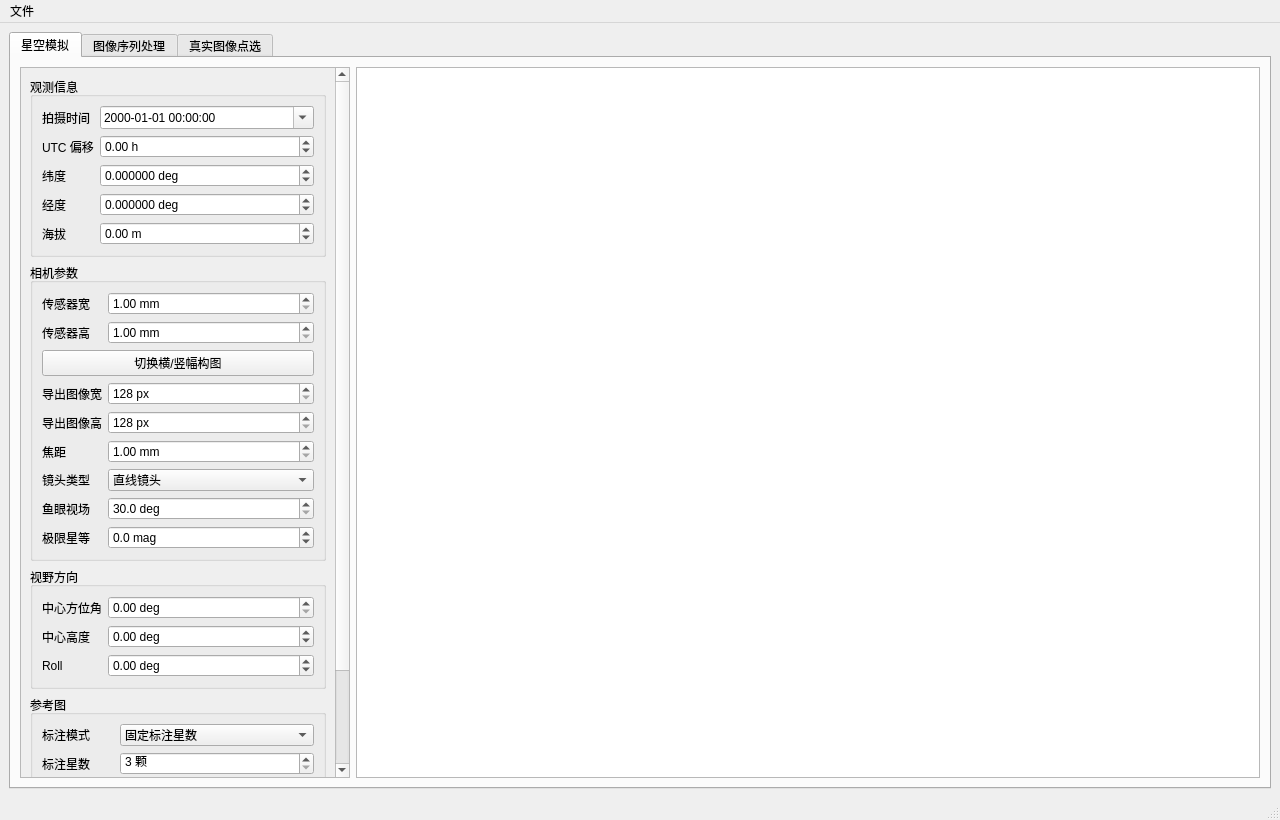
Qt form meteoalign/ui/main_window.ui (HG731GZ/HGMeteoTool) before a commit.
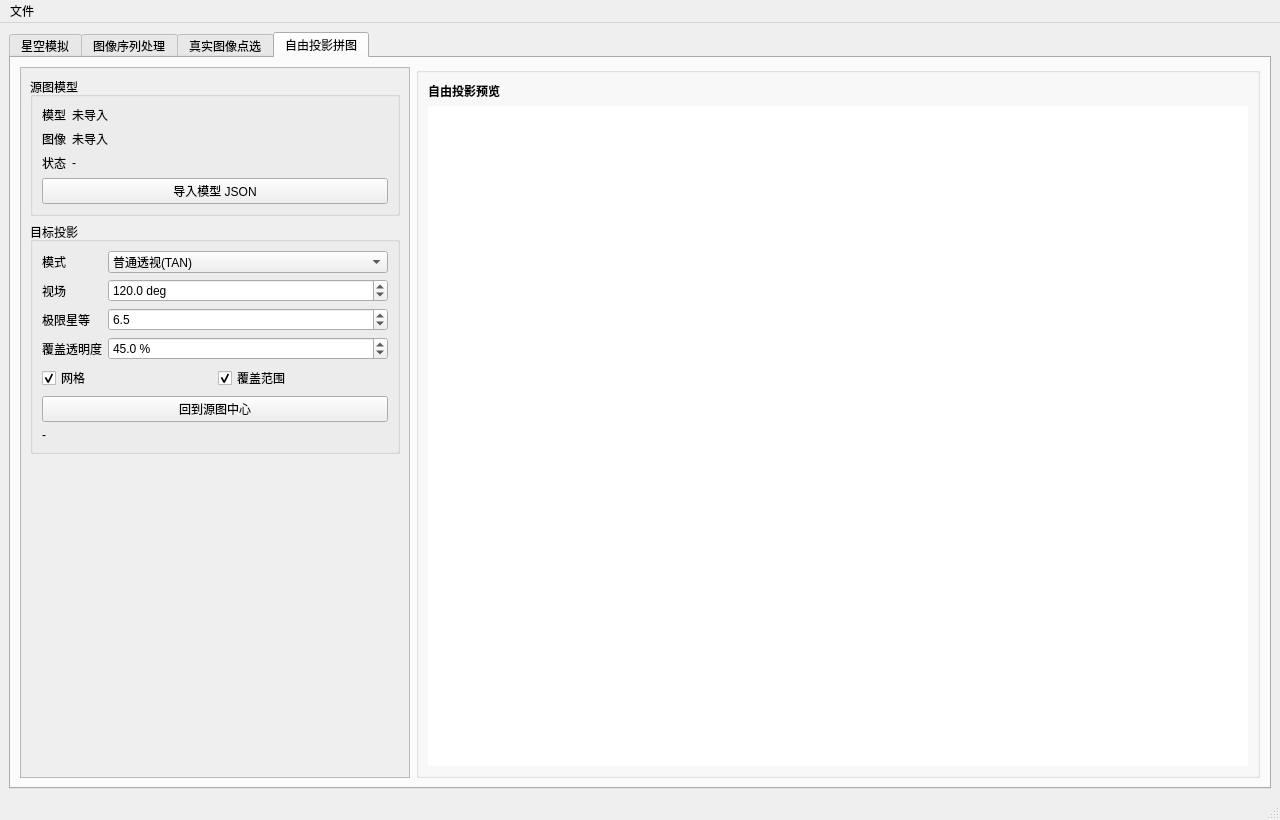
The same form after that commit. The open tabs and pages were chosen to show the change.

Commit message: 添加显示图片覆盖天球的功能

Diff of the .ui file:
```diff
--- a/meteoalign/ui/main_window.ui
+++ b/meteoalign/ui/main_window.ui
@@ -1621,13 +1621,392 @@
               <property name="resizeAnchor">
                <enum>QGraphicsView::AnchorViewCenter</enum>
               </property>
+	             </widget>
+	       </item>
+	      </layout>
+	     </widget>
+         </widget>
+        </item>
+       </layout>
+      </widget>
+	      <widget class="QWidget" name="tabFreeSkyMosaic">
+       <attribute name="title">
+        <string>自由投影拼图</string>
+       </attribute>
+       <layout class="QHBoxLayout" name="horizontalLayoutMosaic">
+        <item>
+         <widget class="QScrollArea" name="scrollAreaMosaicControls">
+          <property name="minimumSize">
+           <size>
+            <width>350</width>
+            <height>0</height>
+           </size>
+          </property>
+          <property name="maximumSize">
+           <size>
+            <width>390</width>
+            <height>16777215</height>
+           </size>
+          </property>
+          <property name="widgetResizable">
+           <bool>true</bool>
+          </property>
+          <property name="horizontalScrollBarPolicy">
+           <enum>Qt::ScrollBarAlwaysOff</enum>
+          </property>
+          <widget class="QWidget" name="widgetMosaicSidePanel">
+           <property name="geometry">
+            <rect>
+             <x>0</x>
+             <y>0</y>
+             <width>360</width>
+             <height>760</height>
+            </rect>
+           </property>
+           <layout class="QVBoxLayout" name="verticalLayoutMosaicSidePanel">
+            <item>
+             <widget class="QGroupBox" name="groupBoxMosaicSourceModel">
+              <property name="title">
+               <string>源图模型</string>
+              </property>
+              <layout class="QVBoxLayout" name="verticalLayoutMosaicSourceModel">
+               <item>
+                <layout class="QFormLayout" name="formLayoutMosaicSourceModel">
+                 <item row="0" column="0">
+                  <widget class="QLabel" name="labelMosaicModelPathTitle">
+                   <property name="text">
+                    <string>模型</string>
+                   </property>
+                  </widget>
+                 </item>
+                 <item row="0" column="1">
+                  <widget class="QLabel" name="labelMosaicModelPath">
+                   <property name="sizePolicy">
+                    <sizepolicy hsizetype="Ignored" vsizetype="Preferred">
+                     <horstretch>0</horstretch>
+                     <verstretch>0</verstretch>
+                    </sizepolicy>
+                   </property>
+                   <property name="text">
+                    <string>未导入</string>
+                   </property>
+                   <property name="wordWrap">
+                    <bool>false</bool>
+                   </property>
+                  </widget>
+                 </item>
+                 <item row="1" column="0">
+                  <widget class="QLabel" name="labelMosaicSourceImageTitle">
+                   <property name="text">
+                    <string>图像</string>
+                   </property>
+                  </widget>
+                 </item>
+                 <item row="1" column="1">
+                  <widget class="QLabel" name="labelMosaicSourceImage">
+                   <property name="sizePolicy">
+                    <sizepolicy hsizetype="Ignored" vsizetype="Preferred">
+                     <horstretch>0</horstretch>
+                     <verstretch>0</verstretch>
+                    </sizepolicy>
+                   </property>
+                   <property name="text">
+                    <string>未导入</string>
+                   </property>
+                   <property name="wordWrap">
+                    <bool>false</bool>
+                   </property>
+                  </widget>
+                 </item>
+                 <item row="2" column="0">
+                  <widget class="QLabel" name="labelMosaicModelInfoTitle">
+                   <property name="text">
+                    <string>状态</string>
+                   </property>
+                  </widget>
+                 </item>
+                 <item row="2" column="1">
+                  <widget class="QLabel" name="labelMosaicModelInfo">
+                   <property name="sizePolicy">
+                    <sizepolicy hsizetype="Ignored" vsizetype="Preferred">
+                     <horstretch>0</horstretch>
+                     <verstretch>0</verstretch>
+                    </sizepolicy>
+                   </property>
+                   <property name="text">
+                    <string>-</string>
+                   </property>
+                   <property name="wordWrap">
+                    <bool>false</bool>
+                   </property>
+                  </widget>
+                 </item>
+                </layout>
+               </item>
+               <item>
+                <widget class="QPushButton" name="pushButtonImportMosaicModel">
+                 <property name="text">
+                  <string>导入模型 JSON</string>
+                 </property>
+                </widget>
+               </item>
+              </layout>
              </widget>
             </item>
+            <item>
+             <widget class="QGroupBox" name="groupBoxMosaicProjection">
+              <property name="title">
+               <string>目标投影</string>
+              </property>
+              <layout class="QVBoxLayout" name="verticalLayoutMosaicProjection">
+               <item>
+                <layout class="QFormLayout" name="formLayoutMosaicProjection">
+                 <item row="0" column="0">
+                  <widget class="QLabel" name="labelMosaicProjection">
+                   <property name="text">
+                    <string>模式</string>
+                   </property>
+                  </widget>
+                 </item>
+                 <item row="0" column="1">
+                  <widget class="QComboBox" name="comboBoxMosaicProjection">
+                   <item>
+                    <property name="text">
+                     <string>普通透视(TAN)</string>
+                    </property>
+                   </item>
+                   <item>
+                    <property name="text">
+                     <string>等距鱼眼(ARC)</string>
+                    </property>
+                   </item>
+                   <item>
+                    <property name="text">
+                     <string>等立体角鱼眼(ZEA)</string>
+                    </property>
+                   </item>
+                   <item>
+                    <property name="text">
+                     <string>墨卡托(MER)</string>
+                    </property>
+                   </item>
+                   <item>
+                    <property name="text">
+                     <string>等距圆柱(CAR)</string>
+                    </property>
+                   </item>
+                  </widget>
+                 </item>
+                 <item row="1" column="0">
+                  <widget class="QLabel" name="labelMosaicFov">
+                   <property name="text">
+                    <string>视场</string>
+                   </property>
+                  </widget>
+                 </item>
+                 <item row="1" column="1">
+                  <widget class="QDoubleSpinBox" name="doubleSpinBoxMosaicFov">
+                   <property name="decimals">
+                    <number>1</number>
+                   </property>
+                   <property name="minimum">
+                    <double>5.000000000000000</double>
+                   </property>
+                   <property name="maximum">
+                    <double>360.000000000000000</double>
+                   </property>
+                   <property name="singleStep">
+                    <double>5.000000000000000</double>
+                   </property>
+                   <property name="value">
+                    <double>120.000000000000000</double>
+                   </property>
+                   <property name="suffix">
+                    <string> deg</string>
+                   </property>
+                  </widget>
+                 </item>
+                 <item row="2" column="0">
+                  <widget class="QLabel" name="labelMosaicMagLimit">
+                   <property name="text">
+                    <string>极限星等</string>
+                   </property>
+                  </widget>
+                 </item>
+                 <item row="2" column="1">
+                  <widget class="QDoubleSpinBox" name="doubleSpinBoxMosaicMagLimit">
+                   <property name="decimals">
+                    <number>1</number>
+                   </property>
+                   <property name="minimum">
+                    <double>-2.000000000000000</double>
+                   </property>
+                   <property name="maximum">
+                    <double>9.000000000000000</double>
+                   </property>
+                   <property name="singleStep">
+                    <double>0.500000000000000</double>
+                   </property>
+                   <property name="value">
+                    <double>6.500000000000000</double>
+                   </property>
+                  </widget>
+                 </item>
+                 <item row="3" column="0">
+                  <widget class="QLabel" name="labelMosaicCoverageOpacity">
+                   <property name="text">
+                    <string>覆盖透明度</string>
+                   </property>
+                  </widget>
+                 </item>
+                 <item row="3" column="1">
+                  <widget class="QDoubleSpinBox" name="doubleSpinBoxMosaicCoverageOpacity">
+                   <property name="decimals">
+                    <number>1</number>
+                   </property>
+                   <property name="minimum">
+                    <double>0.000000000000000</double>
+                   </property>
+                   <property name="maximum">
+                    <double>100.000000000000000</double>
+                   </property>
+                   <property name="singleStep">
+                    <double>5.000000000000000</double>
+                   </property>
+                   <property name="value">
+                    <double>45.000000000000000</double>
+                   </property>
+                   <property name="suffix">
+                    <string> %</string>
+                   </property>
+                  </widget>
+                 </item>
+                </layout>
+               </item>
+               <item>
+                <layout class="QHBoxLayout" name="horizontalLayoutMosaicToggles">
+                 <item>
+                  <widget class="QCheckBox" name="checkBoxMosaicShowGrid">
+                   <property name="text">
+                    <string>网格</string>
+                   </property>
+                   <property name="checked">
+                    <bool>true</bool>
+                   </property>
+                  </widget>
+                 </item>
+                 <item>
+                  <widget class="QCheckBox" name="checkBoxMosaicShowCoverage">
+                   <property name="text">
+                    <string>覆盖范围</string>
+                   </property>
+                   <property name="checked">
+                    <bool>true</bool>
+                   </property>
+                  </widget>
+                 </item>
+                </layout>
+               </item>
+               <item>
+                <widget class="QPushButton" name="pushButtonResetMosaicView">
+                 <property name="text">
+                  <string>回到源图中心</string>
+                 </property>
+                </widget>
+               </item>
+               <item>
+                <widget class="QLabel" name="labelMosaicViewInfo">
+                 <property name="sizePolicy">
+                  <sizepolicy hsizetype="Ignored" vsizetype="Preferred">
+                   <horstretch>0</horstretch>
+                   <verstretch>0</verstretch>
+                  </sizepolicy>
+                 </property>
+                 <property name="text">
+                  <string>-</string>
+                 </property>
+                 <property name="wordWrap">
+                  <bool>false</bool>
+                 </property>
+                </widget>
+               </item>
+              </layout>
+             </widget>
+            </item>
+            <item>
+             <spacer name="verticalSpacerMosaicSidePanel">
+              <property name="orientation">
+               <enum>Qt::Vertical</enum>
+              </property>
+              <property name="sizeHint" stdset="0">
+               <size>
+                <width>20</width>
+                <height>40</height>
+               </size>
+              </property>
+             </spacer>
+            </item>
            </layout>
           </widget>
          </widget>
         </item>
-       </layout>
+        <item>
+         <widget class="QGroupBox" name="groupBoxMosaicPreview">
+          <property name="title">
+           <string/>
+          </property>
+          <layout class="QVBoxLayout" name="verticalLayoutMosaicPreview">
+           <item>
+            <widget class="QLabel" name="labelMosaicPreviewTitle">
+             <property name="font">
+              <font>
+               <weight>75</weight>
+               <bold>true</bold>
+              </font>
+             </property>
+             <property name="text">
+              <string>自由投影预览</string>
+             </property>
+            </widget>
+           </item>
+           <item>
+            <widget class="QGraphicsView" name="mosaicProjectionView">
+             <property name="frameShape">
+              <enum>QFrame::NoFrame</enum>
+             </property>
+             <property name="backgroundBrush">
+              <brush brushstyle="SolidPattern">
+               <color alpha="255">
+                <red>16</red>
+                <green>18</green>
+                <blue>22</blue>
+               </color>
+              </brush>
+             </property>
+             <property name="dragMode">
+              <enum>QGraphicsView::NoDrag</enum>
+             </property>
+             <property name="renderHints">
+              <set>QPainter::Antialiasing|QPainter::SmoothPixmapTransform|QPainter::TextAntialiasing</set>
+             </property>
+             <property name="resizeAnchor">
+              <enum>QGraphicsView::AnchorViewCenter</enum>
+             </property>
+             <property name="transformationAnchor">
+              <enum>QGraphicsView::AnchorUnderMouse</enum>
+             </property>
+             <property name="horizontalScrollBarPolicy">
+              <enum>Qt::ScrollBarAlwaysOff</enum>
+             </property>
+             <property name="verticalScrollBarPolicy">
+              <enum>Qt::ScrollBarAlwaysOff</enum>
+             </property>
+            </widget>
+           </item>
+          </layout>
+	     </widget>
+	    </item>
+   </layout>
       </widget>
      </widget>
     </item>
```
The commit also changes 7 other files.
